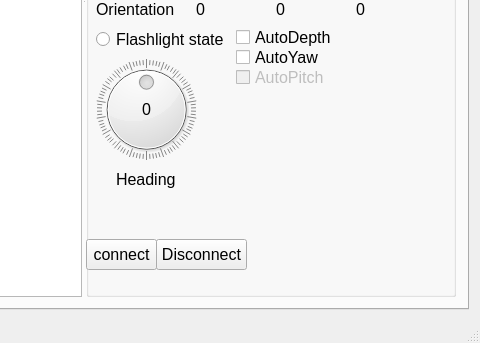
Above: mainwindow.ui from robocenter-rov/remote-control before the change; both pictures show x 768 to 1248 and y 380 to 723 of the 1248 by 723 pixel window. Below: the same form after it.
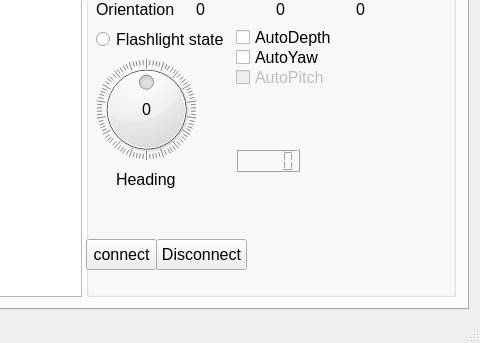
That is the form after the change. Custom widgets are drawn as their Qt base class.

```diff
--- a/mainwindow.ui
+++ b/mainwindow.ui
@@ -609,6 +609,22 @@
              <string>AutoPitch</string>
             </property>
            </widget>
+           <widget class="QLCDNumber" name="lcdNumber">
+            <property name="enabled">
+             <bool>true</bool>
+            </property>
+            <property name="geometry">
+             <rect>
+              <x>150</x>
+              <y>460</y>
+              <width>64</width>
+              <height>23</height>
+             </rect>
+            </property>
+            <property name="smallDecimalPoint">
+             <bool>false</bool>
+            </property>
+           </widget>
           </widget>
          </widget>
         </item>
```
